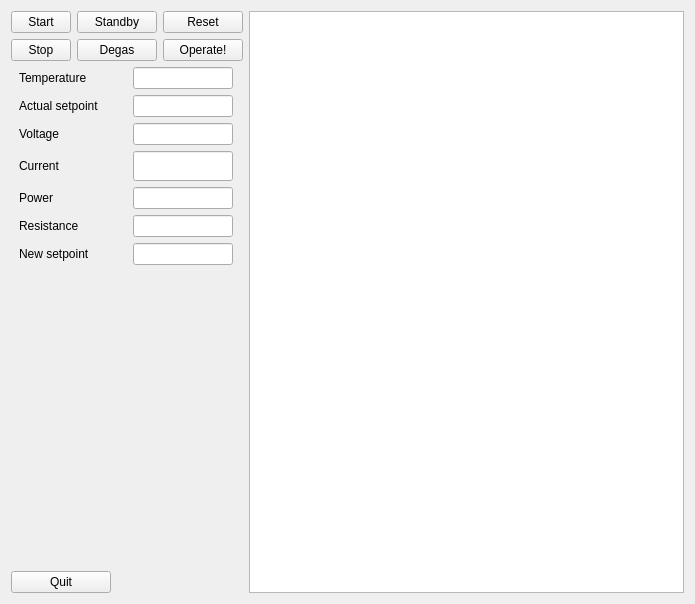
Qt form machines/volvo/temperature_controller_gui.ui (CINF/PyExpLabSys) before a commit.
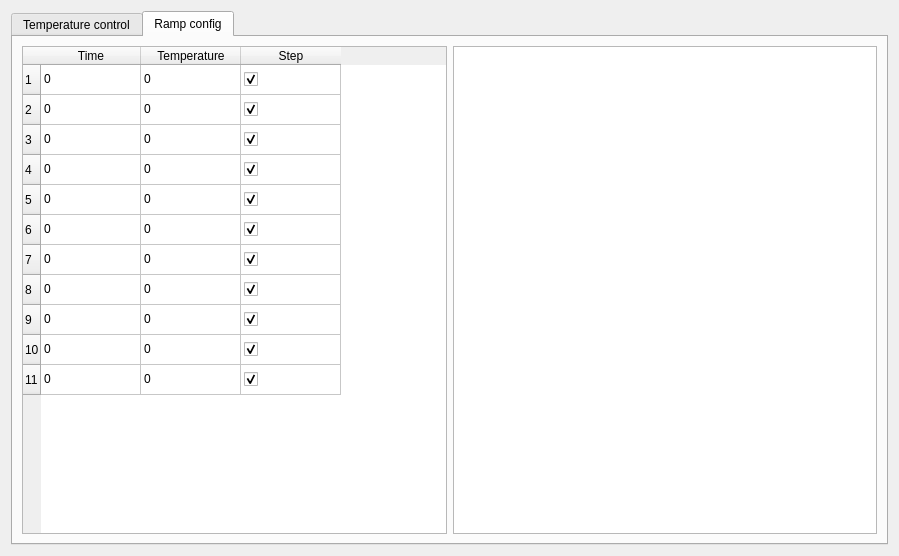
The same form after that commit.

Commit message: Some version of temperature control for volvo

Patch:
```diff
--- a/machines/volvo/temperature_controller_gui.ui
+++ b/machines/volvo/temperature_controller_gui.ui
@@ -6,8 +6,8 @@
    <rect>
     <x>0</x>
     <y>0</y>
-    <width>695</width>
-    <height>604</height>
+    <width>899</width>
+    <height>556</height>
    </rect>
   </property>
   <property name="sizePolicy">
@@ -19,7 +19,20 @@
   <property name="windowTitle">
    <string>Form</string>
   </property>
-  <layout class="QGridLayout" name="gridLayout_3">
+  <layout class="QHBoxLayout" name="horizontalLayout_2">
+   <item>
+    <widget class="QTabWidget" name="tabWidget">
+     <property name="currentIndex">
+      <number>1</number>
+     </property>
+     <widget class="QWidget" name="TemperatureControllTab">
+      <property name="enabled">
+       <bool>true</bool>
+      </property>
+      <attribute name="title">
+       <string>Temperature control</string>
+      </attribute>
+      <layout class="QGridLayout" name="gridLayout_4">
    <item row="0" column="0">
     <layout class="QHBoxLayout" name="horizontalLayout">
      <item>
@@ -70,7 +83,7 @@
             </size>
            </property>
            <property name="text">
-            <string>Standby</string>
+                <string/>
            </property>
            <property name="checkable">
             <bool>true</bool>
@@ -89,30 +102,30 @@
             </size>
            </property>
            <property name="text">
-            <string>Reset</string>
+                <string>Stop ramp</string>
+               </property>
+              </widget>
+             </item>
+             <item row="1" column="2">
+              <widget class="QPushButton" name="start_ramp_button">
+               <property name="maximumSize">
+                <size>
+                 <width>80</width>
+                 <height>16777215</height>
+                </size>
+               </property>
+               <property name="text">
+                <string>Start ramp</string>
+               </property>
+               <property name="checkable">
+                <bool>true</bool>
            </property>
           </widget>
          </item>
          <item row="1" column="1">
           <widget class="QPushButton" name="degas">
            <property name="text">
-            <string>Degas</string>
-           </property>
-           <property name="checkable">
-            <bool>true</bool>
-           </property>
-          </widget>
-         </item>
-         <item row="1" column="2">
-          <widget class="QPushButton" name="operate_button">
-           <property name="maximumSize">
-            <size>
-             <width>80</width>
-             <height>16777215</height>
-            </size>
-           </property>
-           <property name="text">
-            <string>Operate!</string>
+                <string/>
            </property>
            <property name="checkable">
             <bool>true</bool>
@@ -330,6 +343,292 @@
       <widget class="QTextBrowser" name="place_holder_qwt"/>
      </item>
     </layout>
+       </item>
+      </layout>
+     </widget>
+     <widget class="QWidget" name="RampConfigTab">
+      <attribute name="title">
+       <string>Ramp config</string>
+      </attribute>
+      <layout class="QHBoxLayout" name="horizontalLayout_4">
+       <item>
+        <widget class="QTableWidget" name="temperature_ramp">
+         <row>
+          <property name="text">
+           <string>1</string>
+          </property>
+         </row>
+         <row>
+          <property name="text">
+           <string>2</string>
+          </property>
+         </row>
+         <row>
+          <property name="text">
+           <string>3</string>
+          </property>
+         </row>
+         <row>
+          <property name="text">
+           <string>4</string>
+          </property>
+         </row>
+         <row>
+          <property name="text">
+           <string>5</string>
+          </property>
+         </row>
+         <row>
+          <property name="text">
+           <string>6</string>
+          </property>
+         </row>
+         <row>
+          <property name="text">
+           <string>7</string>
+          </property>
+         </row>
+         <row>
+          <property name="text">
+           <string>8</string>
+          </property>
+         </row>
+         <row>
+          <property name="text">
+           <string>9</string>
+          </property>
+         </row>
+         <row>
+          <property name="text">
+           <string>10</string>
+          </property>
+         </row>
+         <row>
+          <property name="text">
+           <string>11</string>
+          </property>
+         </row>
+         <column>
+          <property name="text">
+           <string>Time</string>
+          </property>
+         </column>
+         <column>
+          <property name="text">
+           <string>Temperature</string>
+          </property>
+         </column>
+         <column>
+          <property name="text">
+           <string>Step</string>
+          </property>
+         </column>
+         <item row="0" column="0">
+          <property name="text">
+           <string>0</string>
+          </property>
+         </item>
+         <item row="0" column="1">
+          <property name="text">
+           <string>0</string>
+          </property>
+         </item>
+         <item row="0" column="2">
+          <property name="text">
+           <string/>
+          </property>
+          <property name="checkState">
+           <enum>Checked</enum>
+          </property>
+         </item>
+         <item row="1" column="0">
+          <property name="text">
+           <string>0</string>
+          </property>
+         </item>
+         <item row="1" column="1">
+          <property name="text">
+           <string>0</string>
+          </property>
+         </item>
+         <item row="1" column="2">
+          <property name="text">
+           <string/>
+          </property>
+          <property name="checkState">
+           <enum>Checked</enum>
+          </property>
+         </item>
+         <item row="2" column="0">
+          <property name="text">
+           <string>0</string>
+          </property>
+         </item>
+         <item row="2" column="1">
+          <property name="text">
+           <string>0</string>
+          </property>
+         </item>
+         <item row="2" column="2">
+          <property name="text">
+           <string/>
+          </property>
+          <property name="checkState">
+           <enum>Checked</enum>
+          </property>
+         </item>
+         <item row="3" column="0">
+          <property name="text">
+           <string>0</string>
+          </property>
+         </item>
+         <item row="3" column="1">
+          <property name="text">
+           <string>0</string>
+          </property>
+         </item>
+         <item row="3" column="2">
+          <property name="text">
+           <string/>
+          </property>
+          <property name="checkState">
+           <enum>Checked</enum>
+          </property>
+         </item>
+         <item row="4" column="0">
+          <property name="text">
+           <string>0</string>
+          </property>
+         </item>
+         <item row="4" column="1">
+          <property name="text">
+           <string>0</string>
+          </property>
+         </item>
+         <item row="4" column="2">
+          <property name="text">
+           <string/>
+          </property>
+          <property name="checkState">
+           <enum>Checked</enum>
+          </property>
+         </item>
+         <item row="5" column="0">
+          <property name="text">
+           <string>0</string>
+          </property>
+         </item>
+         <item row="5" column="1">
+          <property name="text">
+           <string>0</string>
+          </property>
+         </item>
+         <item row="5" column="2">
+          <property name="text">
+           <string/>
+          </property>
+          <property name="checkState">
+           <enum>Checked</enum>
+          </property>
+         </item>
+         <item row="6" column="0">
+          <property name="text">
+           <string>0</string>
+          </property>
+         </item>
+         <item row="6" column="1">
+          <property name="text">
+           <string>0</string>
+          </property>
+         </item>
+         <item row="6" column="2">
+          <property name="text">
+           <string/>
+          </property>
+          <property name="checkState">
+           <enum>Checked</enum>
+          </property>
+         </item>
+         <item row="7" column="0">
+          <property name="text">
+           <string>0</string>
+          </property>
+         </item>
+         <item row="7" column="1">
+          <property name="text">
+           <string>0</string>
+          </property>
+         </item>
+         <item row="7" column="2">
+          <property name="text">
+           <string/>
+          </property>
+          <property name="checkState">
+           <enum>Checked</enum>
+          </property>
+         </item>
+         <item row="8" column="0">
+          <property name="text">
+           <string>0</string>
+          </property>
+         </item>
+         <item row="8" column="1">
+          <property name="text">
+           <string>0</string>
+          </property>
+         </item>
+         <item row="8" column="2">
+          <property name="text">
+           <string/>
+          </property>
+          <property name="checkState">
+           <enum>Checked</enum>
+          </property>
+         </item>
+         <item row="9" column="0">
+          <property name="text">
+           <string>0</string>
+          </property>
+         </item>
+         <item row="9" column="1">
+          <property name="text">
+           <string>0</string>
+          </property>
+         </item>
+         <item row="9" column="2">
+          <property name="text">
+           <string/>
+          </property>
+          <property name="checkState">
+           <enum>Checked</enum>
+          </property>
+         </item>
+         <item row="10" column="0">
+          <property name="text">
+           <string>0</string>
+          </property>
+         </item>
+         <item row="10" column="1">
+          <property name="text">
+           <string>0</string>
+          </property>
+         </item>
+         <item row="10" column="2">
+          <property name="text">
+           <string/>
+          </property>
+          <property name="checkState">
+           <enum>Checked</enum>
+          </property>
+         </item>
+        </widget>
+       </item>
+       <item>
+        <widget class="QTextBrowser" name="textBrowser"/>
+       </item>
+      </layout>
+     </widget>
+    </widget>
    </item>
   </layout>
  </widget>
```
Left out of the diff: 28 changed lines with no effect on the pictures. Lines whose indentation alone changed are shown as unchanged. The commit also changes 3 other files.
